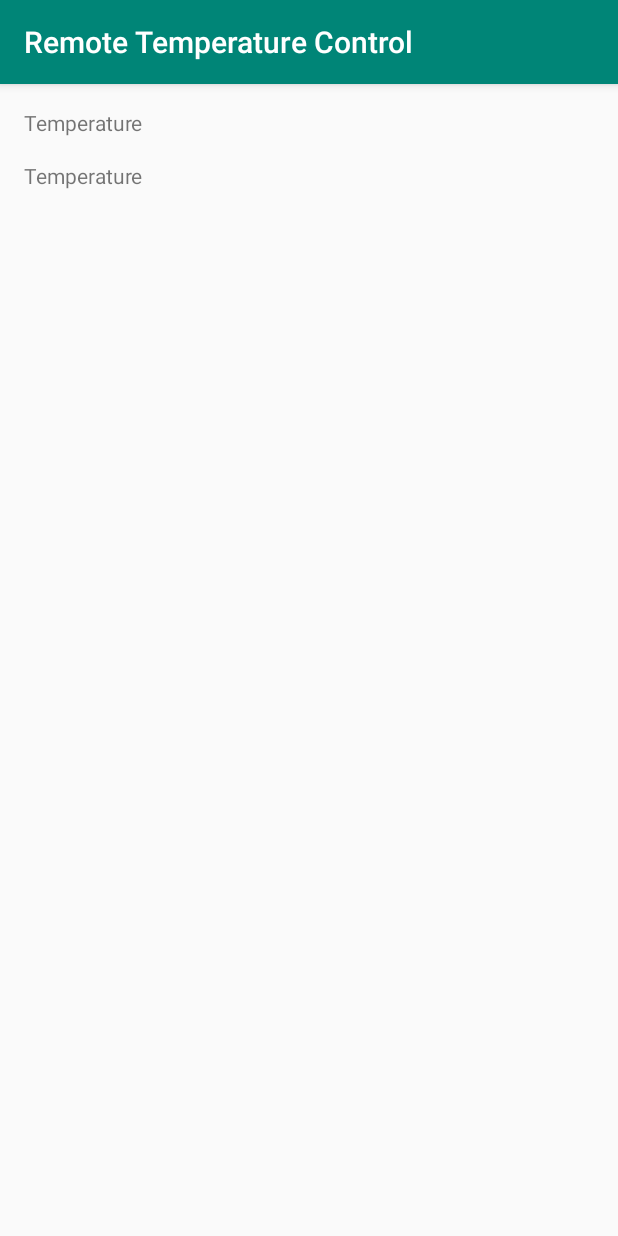
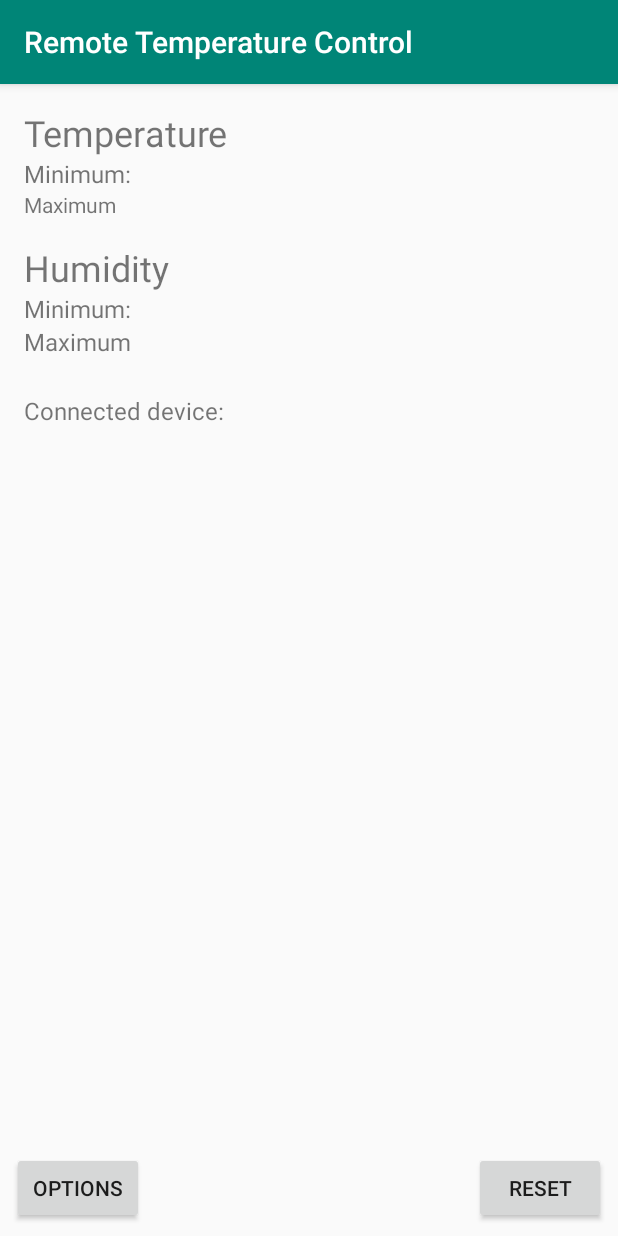
Before and after one commit to fartem/android-remote-temperature-control-client, an Android app: the screen it shows after launch (MainActivity), on a phone screen of 412 x 824 dp. Run offline under Robolectric (Android 15) with nearby library versions, the phone set to English and light mode, and no system bars.

Commit message:
2019-07-09 Version 0.1.2: Updated UI

```diff
--- a/app/build.gradle
+++ b/app/build.gradle
@@ -10,7 +10,7 @@ android {
         minSdkVersion 21
         targetSdkVersion 29
         versionCode 1
-        versionName "0.1.1"
+        versionName "0.1.2"
     }
     buildTypes {
         release {
--- a/app/src/main/java/com/smlnskgmail/jaman/remotetemperaturecontrol/MainActivity.kt
+++ b/app/src/main/java/com/smlnskgmail/jaman/remotetemperaturecontrol/MainActivity.kt
@@ -1,7 +1,7 @@
 package com.smlnskgmail.jaman.remotetemperaturecontrol
 
+import android.os.Bundle
 import androidx.appcompat.app.AppCompatActivity
-import android.os.Bundle
 
 class MainActivity : AppCompatActivity() {
 
--- a/app/src/main/res/layout/activity_main.xml
+++ b/app/src/main/res/layout/activity_main.xml
@@ -1,6 +1,5 @@
 <?xml version="1.0" encoding="utf-8"?>
-<FrameLayout
-        xmlns:android="http://schemas.android.com/apk/res/android"
+<FrameLayout xmlns:android="http://schemas.android.com/apk/res/android"
         xmlns:tools="http://schemas.android.com/tools"
         android:layout_width="match_parent"
         android:layout_height="match_parent">
@@ -8,7 +7,7 @@
     <LinearLayout
             android:layout_width="match_parent"
             android:layout_height="match_parent"
-            android:padding="16dp"
+            android:padding="@dimen/common_padding"
             android:orientation="vertical">
 
         <LinearLayout
@@ -17,17 +16,60 @@
 
             <TextView
                     android:id="@+id/tv_temperature_title"
-                    android:layout_width="0dp"
-                    android:layout_height="wrap_content"
+                    style="@style/Title"
                     android:layout_weight="1"
-                    android:text="Temperature"/>
+                    android:text="@string/title_temperature"/>
 
             <TextView
                     android:id="@+id/tv_temperature_value"
-                    android:layout_width="wrap_content"
-                    android:layout_height="wrap_content"
-                    android:layout_marginStart="8dp"
+                    style="@style/Title"
+                    android:layout_marginStart="@dimen/common_half_margin"
                     tools:text="23.4 C"/>
+
+        </LinearLayout>
+
+        <LinearLayout
+                android:layout_width="match_parent"
+                android:layout_height="wrap_content"
+                android:orientation="vertical">
+
+            <LinearLayout android:layout_width="match_parent"
+                          android:layout_height="wrap_content">
+
+                <TextView
+                        android:id="@+id/tv_temperature_min_title"
+                        style="@style/InfoText"
+                        android:layout_weight="1"
+                        android:text="@string/info_temperature_minimum_title"/>
+
+                <TextView
+                        android:id="@+id/tv_temperature_min_value"
+                        style="@style/InfoText"
+                        android:layout_weight="1"
+                        android:gravity="end"
+                        tools:text="22.0 C"/>
+
+            </LinearLayout>
+
+            <LinearLayout android:layout_width="match_parent"
+                          android:layout_height="wrap_content">
+
+                <TextView
+                        android:id="@+id/tv_temperature_max_title"
+                        android:layout_width="0dp"
+                        android:layout_height="wrap_content"
+                        android:layout_weight="1"
+                        android:text="@string/info_temperature_maximum_title"/>
+
+                <TextView
+                        android:id="@+id/tv_temperature_max_value"
+                        android:layout_width="0dp"
+                        android:layout_height="wrap_content"
+                        android:layout_weight="1"
+                        android:gravity="end"
+                        tools:text="27.9 C"/>
+
+            </LinearLayout>
 
         </LinearLayout>
 
@@ -38,20 +80,93 @@
 
             <TextView
                     android:id="@+id/tv_humidity_title"
-                    android:layout_width="0dp"
-                    android:layout_height="wrap_content"
+                    style="@style/Title"
                     android:layout_weight="1"
-                    android:text="Temperature"/>
+                    android:text="@string/title_humidity"/>
 
             <TextView
                     android:id="@+id/tv_humidity_value"
-                    android:layout_width="wrap_content"
-                    android:layout_height="wrap_content"
+                    style="@style/Title"
                     android:layout_marginStart="8dp"
-                    tools:text="23.4 C"/>
+                    tools:text="57%"/>
+
+        </LinearLayout>
+
+        <LinearLayout
+                android:layout_width="match_parent"
+                android:layout_height="wrap_content"
+                android:orientation="vertical">
+
+            <LinearLayout android:layout_width="match_parent"
+                          android:layout_height="wrap_content">
+
+                <TextView
+                        android:id="@+id/tv_humidity_min_title"
+                        style="@style/InfoText"
+                        android:layout_weight="1"
+                        android:text="@string/info_humidity_minimum_title"/>
+
+                <TextView
+                        android:id="@+id/tv_humidity_min_value"
+                        style="@style/InfoText"
+                        android:layout_weight="1"
+                        android:gravity="end"
+                        tools:text="51%"/>
+
+            </LinearLayout>
+
+            <LinearLayout android:layout_width="match_parent"
+                          android:layout_height="wrap_content">
+
+                <TextView
+                        android:id="@+id/tv_humidity_max_title"
+                        style="@style/InfoText"
+                        android:layout_weight="1"
+                        android:text="@string/info_humidity_maximum_title"/>
+
+                <TextView
+                        android:id="@+id/tv_humidity_max_value"
+                        style="@style/InfoText"
+                        android:layout_weight="1"
+                        android:gravity="end"
+                        tools:text="75%"/>
+
+            </LinearLayout>
+
+        </LinearLayout>
+
+        <LinearLayout
+                android:layout_width="match_parent"
+                android:layout_height="wrap_content"
+                android:layout_marginTop="24dp">
+
+            <TextView
+                    android:id="@+id/tv_connected_device_title"
+                    style="@style/InfoText"
+                    android:layout_weight="1"
+                    android:text="@string/title_connected_device"/>
+
+            <TextView
+                    android:id="@+id/tv_connected_device_info"
+                    style="@style/InfoText"
+                    android:layout_weight="1"
+                    android:gravity="end"
+                    tools:text="-"/>
 
         </LinearLayout>
 
     </LinearLayout>
 
+    <Button
+            android:id="@+id/btn_main_options"
+            style="@style/ControlButton"
+            android:layout_gravity="bottom|start"
+            android:text="@string/action_options"/>
+
+    <Button
+            android:id="@+id/btn_reset_monitor"
+            style="@style/ControlButton"
+            android:layout_gravity="bottom|end"
+            android:text="@string/action_reset"/>
+
 </FrameLayout>
--- /dev/null
+++ b/app/src/main/res/values/dimens.xml
@@ -0,0 +1,8 @@
+<?xml version="1.0" encoding="utf-8"?>
+<resources>
+    <!-- margins-->
+    <dimen name="common_half_margin">8dp</dimen>
+
+    <!-- paddings -->
+    <dimen name="common_padding">16dp</dimen>
+</resources>
--- a/app/src/main/res/values/strings.xml
+++ b/app/src/main/res/values/strings.xml
@@ -1,3 +1,18 @@
 <resources>
     <string name="app_name">Remote Temperature Control</string>
+
+    <!-- titles -->
+    <string name="title_temperature">Temperature</string>
+    <string name="title_humidity">Humidity</string>
+    <string name="title_connected_device">Connected device:</string>
+
+    <!-- info -->
+    <string name="info_temperature_minimum_title">Minimum:</string>
+    <string name="info_temperature_maximum_title">Maximum</string>
+    <string name="info_humidity_minimum_title">Minimum:</string>
+    <string name="info_humidity_maximum_title">Maximum</string>
+
+    <!-- actions -->
+    <string name="action_options">Options</string>
+    <string name="action_reset">Reset</string>
 </resources>
--- a/app/src/main/res/values/styles.xml
+++ b/app/src/main/res/values/styles.xml
@@ -8,4 +8,22 @@
         <item name="colorAccent">@color/colorAccent</item>
     </style>
 
+    <style name="Title">
+        <item name="android:layout_width">wrap_content</item>
+        <item name="android:layout_height">wrap_content</item>
+        <item name="android:textSize">24sp</item>
+    </style>
+
+    <style name="InfoText">
+        <item name="android:layout_width">wrap_content</item>
+        <item name="android:layout_height">wrap_content</item>
+        <item name="android:textSize">16sp</item>
+    </style>
+
+    <style name="ControlButton">
+        <item name="android:layout_width">wrap_content</item>
+        <item name="android:layout_height">wrap_content</item>
+        <item name="android:layout_margin">8dp</item>
+    </style>
+
 </resources>
```
